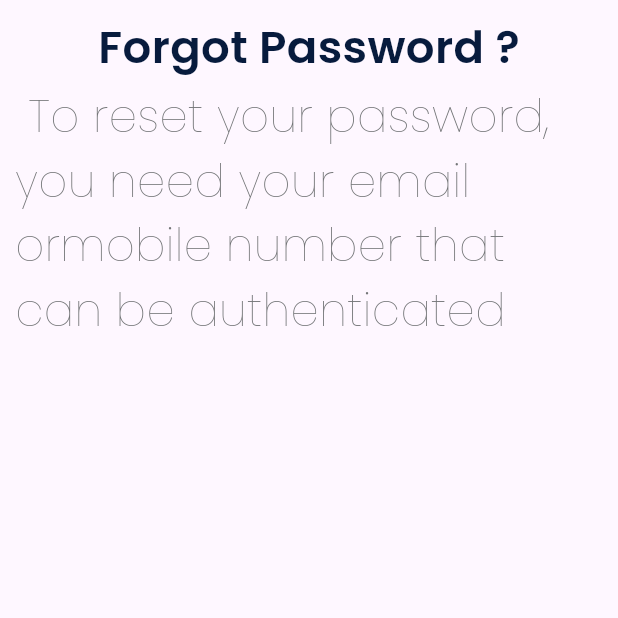
After one commit to CSI-Trainees-25/soumya_2410208_apptask3, a Flutter app: the ForgetScreen screen opened directly, on a phone screen of 412 x 824 dp, the top half of it. The commit adds this screen. Run offline on Flutter 3.47's test engine with Material 3 defaults, Android fonts, the phone set to English and light mode, and no system bars; our stand-ins replace google_fonts.

Commit message:
create spash screen and some component of forgot screen

```diff
--- /dev/null
+++ b/lib/Screens/Auth_Screen/Forget_screen.dart
@@ -0,0 +1,50 @@
+import 'package:flutter/material.dart';
+
+class ForgetScreen extends StatefulWidget {
+  const ForgetScreen({super.key});
+
+  @override
+  State<ForgetScreen> createState() => _ForgetScreenState();
+}
+
+class _ForgetScreenState extends State<ForgetScreen> {
+  @override
+  Widget build(BuildContext context) {
+    return Scaffold(
+      body: SafeArea(
+        child: SingleChildScrollView(
+          child: Padding(
+            padding: EdgeInsetsGeometry.all(10),
+            child: Column(
+              children: [
+                Container(
+                  alignment: Alignment.center,
+                  child: Text(
+                    'Forgot Password ?',
+                    style: TextStyle(
+                      fontSize: 30,
+                      color: const Color.fromARGB(255, 7, 27, 61),
+                      fontWeight: FontWeight.w600,
+                    ),
+                  ),
+                ),
+                SizedBox(height: 3),
+                Container(
+                  alignment: Alignment.center,
+                  child: Text(
+                    ' To reset your password, you need your email or\mobile number that can be authenticated',
+                    style: TextStyle(
+                      fontSize: 30,
+                      color: const Color.fromARGB(255, 115, 117, 119),
+                      fontWeight: FontWeight.w200,
+                    ),
+                  ),
+                ),
+              ],
+            ),
+          ),
+        ),
+      ),
+    );
+  }
+}
--- a/lib/Screens/Auth_Screen/Login_screen.dart
+++ b/lib/Screens/Auth_Screen/Login_screen.dart
@@ -9,8 +9,8 @@ class LoginScreen extends StatefulWidget {
 
 class _LoginScreenState extends State<LoginScreen> {
   final _formKey = GlobalKey<FormState>();
-  TextEditingController emailC = TextEditingController();
-  TextEditingController passwordC = TextEditingController();
+  TextEditingController _emailC = TextEditingController();
+  TextEditingController _passwordC = TextEditingController();
   bool _obscurePassword = true;
   @override
   Widget build(BuildContext context) {
@@ -136,7 +136,7 @@ class _LoginScreenState extends State<LoginScreen> {
                       SizedBox(
                         width: 360,
                         child: TextFormField(
-                          controller: passwordC,
+                          controller: _passwordC,
                           obscureText: _obscurePassword,
                           validator: (value) {
                             if (value == null || value.isEmpty) {
--- a/lib/Screens/Auth_Screen/Signin_screen.dart
+++ b/lib/Screens/Auth_Screen/Signin_screen.dart
@@ -74,7 +74,7 @@ class _SignInScreenState extends State<SignInScreen> {
                             width: 24,
                           ),
                           label: const Text(
-                            'Continue with Google',
+                            'Sign Up with Google',
                             style: TextStyle(
                               fontSize: 16,
                               fontWeight: FontWeight.w600,
--- a/lib/main.dart
+++ b/lib/main.dart
@@ -1,4 +1,5 @@
 import 'package:flutter/material.dart';
+import 'package:internshala/Screens/Auth_Screen/Signin_screen.dart';
 import 'Screens/Auth_Screen/Login_screen.dart';
 import 'Screens/Intro_screen/Splash_screen.dart';
 import 'package:google_fonts/google_fonts.dart';
@@ -8,7 +9,7 @@ void main() {
     MaterialApp(
       debugShowCheckedModeBanner: false,
       theme: ThemeData(textTheme: GoogleFonts.poppinsTextTheme()),
-      home: LoginScreen(),
+      home: SignInScreen(),
     ),
   );
 }
--- a/pubspec.yaml
+++ b/pubspec.yaml
@@ -62,6 +62,7 @@ flutter:
   assets:
     - Assets/Images/image.png
     - Assets/Images/logo.jpg
+    - Assets/Images/Frame 62.png
   #   - images/a_dot_ham.jpeg
 
   # An image asset can refer to one or more resolution-specific "variants", see
```
Also changed, not shown: lib/Screens/Intro_screen/Splash_screen.dart (+45 -0 lines), Assets/Images/Frame 62.png (added), Assets/Widget/Buttons.dart (added).
